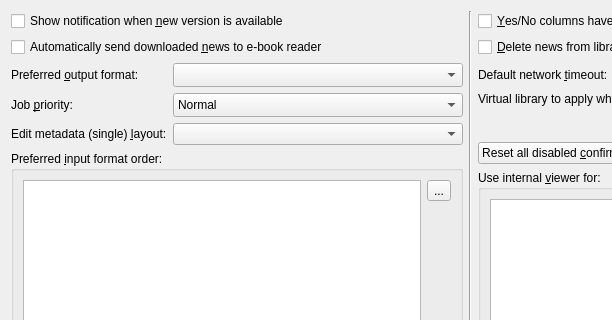
Above: src/calibre/gui2/preferences/behavior.ui from debian-calibre/calibre before the change; both pictures show x 0 to 612 and y 0 to 320 of the 941 by 563 pixel window. Below: the same form after it.
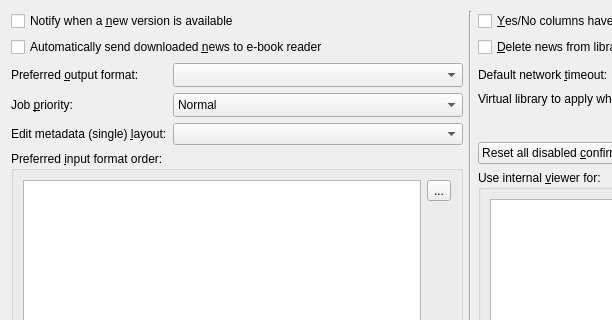
That is the form after the change. Icons and pictures are not drawn.

Commit message: New upstream version 3.22.1+dfsg

Diff of the .ui file:
```diff
--- a/src/calibre/gui2/preferences/behavior.ui
+++ b/src/calibre/gui2/preferences/behavior.ui
@@ -19,7 +19,7 @@
      <item row="0" column="0" colspan="2">
       <widget class="QCheckBox" name="opt_new_version_notification">
        <property name="text">
-        <string>Show notification when &amp;new version is available</string>
+        <string>Notify when a &amp;new version is available</string>
        </property>
       </widget>
      </item>
```
The commit also changes 1082 other files.
